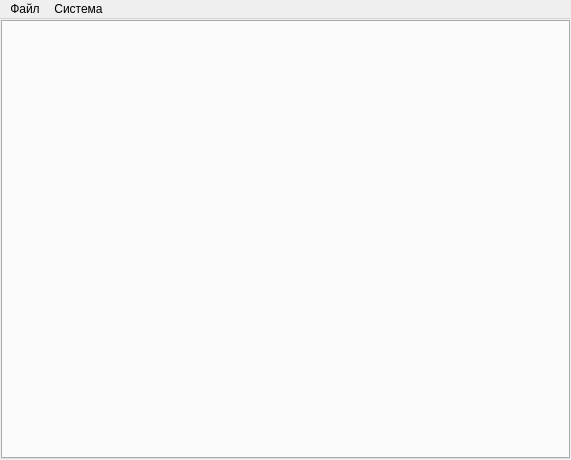
This is pg-liga/mainwindow.ui in predbannikov/pg-liga as Qt 5 draws it before an edit. The edited form follows.
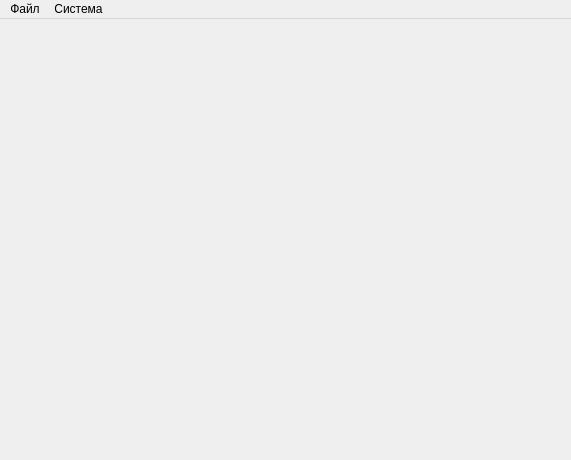
This is the edited form.

Diff of the .ui file:
```diff
--- a/pg-liga/mainwindow.ui
+++ b/pg-liga/mainwindow.ui
@@ -17,7 +17,7 @@
    <property name="layoutDirection">
     <enum>Qt::LeftToRight</enum>
    </property>
-   <layout class="QGridLayout" name="gridLayout">
+   <layout class="QVBoxLayout" name="verticalLayout">
     <property name="leftMargin">
      <number>1</number>
     </property>
@@ -30,26 +30,6 @@
     <property name="bottomMargin">
      <number>1</number>
     </property>
-    <property name="spacing">
-     <number>1</number>
-    </property>
-    <item row="0" column="0" colspan="2">
-     <layout class="QVBoxLayout" name="mainLayout">
-      <property name="spacing">
-       <number>0</number>
-      </property>
-      <property name="sizeConstraint">
-       <enum>QLayout::SetDefaultConstraint</enum>
-      </property>
-      <item>
-       <widget class="QTabWidget" name="tabWidget">
-        <property name="currentIndex">
-         <number>-1</number>
-        </property>
-       </widget>
-      </item>
-     </layout>
-    </item>
    </layout>
   </widget>
   <widget class="QMenuBar" name="menuBar">
```
